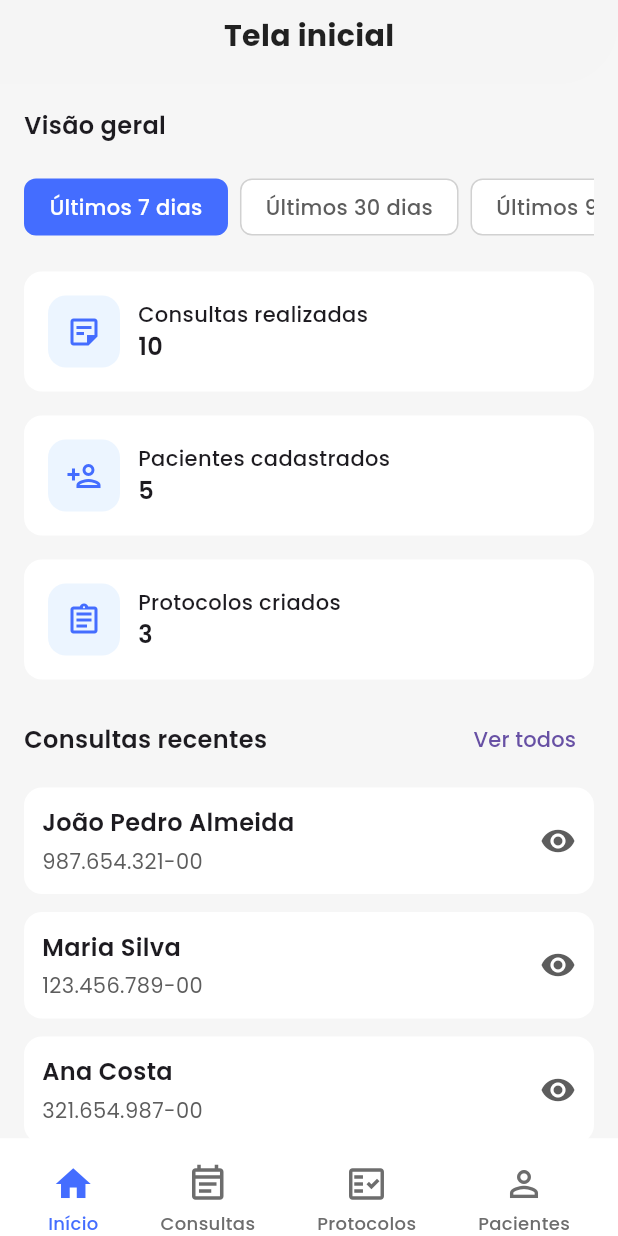
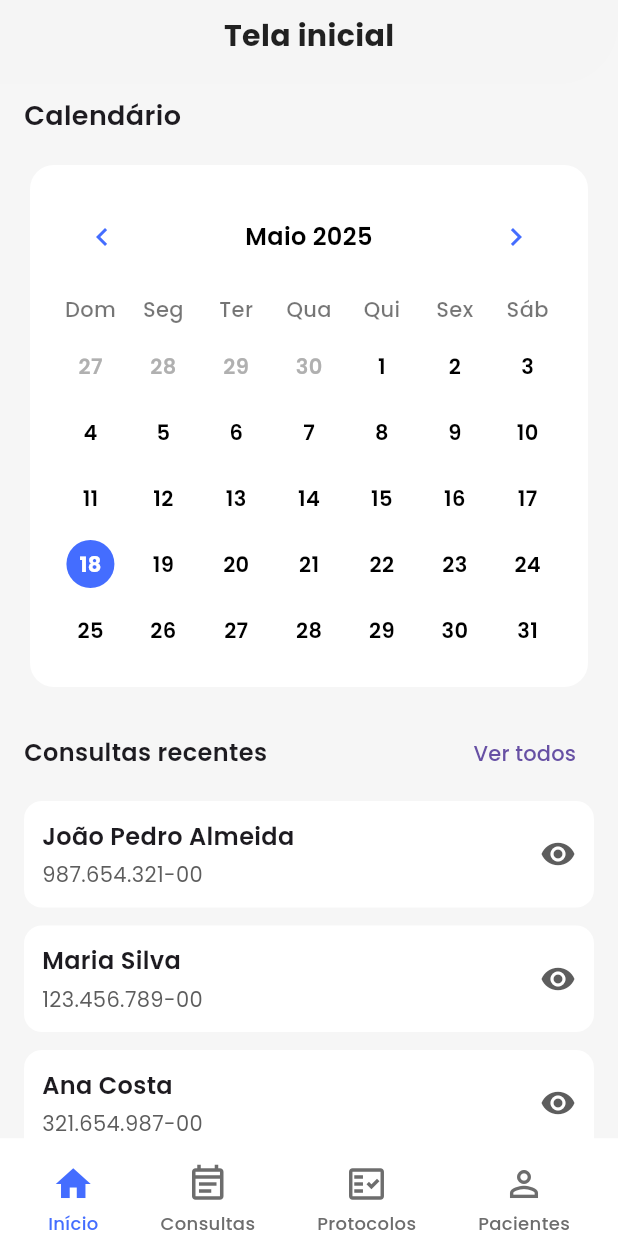
Before and after one commit to eljonathas/neuro_plus, a Flutter app: the screen it shows after launch, on a phone screen of 412 x 824 dp. Run offline on Flutter 3.47's test engine with Material 3 defaults, Android fonts, the phone set to English and light mode, and no system bars; drawn by our look-alikes of table_calendar; our stand-ins replace google_fonts.

Commit message:
feat: implement main layout and custom calendar widget; refactor home screen

```diff
--- /dev/null
+++ b/lib/core/main_layout.dart
@@ -0,0 +1,38 @@
+import 'package:flutter/material.dart';
+import 'package:neuro_plus/core/widgets/bottom_nav_bar.dart';
+import 'package:neuro_plus/core/widgets/custom_app_bar.dart';
+
+class MainLayout extends StatelessWidget {
+  final Widget child;
+  final String title;
+  final int navIndex;
+  final ValueChanged<int> onNavTap;
+  final bool isBackButtonVisible;
+  final EdgeInsets padding;
+
+  const MainLayout({
+    super.key,
+    this.isBackButtonVisible = false,
+    this.padding = const EdgeInsets.symmetric(horizontal: 16, vertical: 8),
+    required this.child,
+    required this.title,
+    required this.navIndex,
+    required this.onNavTap,
+  });
+
+  @override
+  Widget build(BuildContext context) {
+    return Scaffold(
+      appBar: CustomAppBar(
+        title: title,
+        onBack: () => Navigator.of(context).pop(),
+        isBackButtonVisible: isBackButtonVisible,
+      ),
+      body: SingleChildScrollView(padding: padding, child: child),
+      bottomNavigationBar: CustomBottomNavBar(
+        currentIndex: navIndex,
+        onTap: onNavTap,
+      ),
+    );
+  }
+}
--- /dev/null
+++ b/lib/core/widgets/custom_calendar.dart
@@ -0,0 +1,99 @@
+import 'package:flutter/material.dart';
+import 'package:intl/intl.dart';
+import 'package:neuro_plus/core/config/theme.dart';
+import 'package:table_calendar/table_calendar.dart';
+
+class CustomCalendar extends StatelessWidget {
+  final DateTime selectedDate;
+  final void Function(DateTime) onDateSelected;
+
+  const CustomCalendar({
+    super.key,
+    required this.selectedDate,
+    required this.onDateSelected,
+  });
+
+  @override
+  Widget build(BuildContext context) {
+    return Card(
+      color: Colors.white,
+      shape: RoundedRectangleBorder(borderRadius: BorderRadius.circular(16)),
+      elevation: 0,
+      child: Padding(
+        padding: const EdgeInsets.all(16),
+        child: TableCalendar(
+          locale: 'pt_BR',
+          firstDay: DateTime.utc(2020, 1, 1),
+          lastDay: DateTime.utc(2030, 12, 31),
+          focusedDay: selectedDate,
+          selectedDayPredicate: (day) => isSameDay(day, selectedDate),
+          onDaySelected: (day, _) => onDateSelected(day),
+          calendarFormat: CalendarFormat.month,
+          daysOfWeekHeight: 32,
+          rowHeight: 44,
+          headerStyle: HeaderStyle(
+            formatButtonVisible: false,
+            titleCentered: true,
+            titleTextFormatter: (date, locale) {
+              final raw = DateFormat(
+                'MMMM yyyy',
+                locale.toString(),
+              ).format(date);
+              return raw[0].toUpperCase() + raw.substring(1);
+            },
+            titleTextStyle: TextStyle(
+              fontSize: 16,
+              fontWeight: FontWeight.w600,
+              color: AppColors.gray[950],
+            ),
+            leftChevronIcon: Icon(
+              Icons.chevron_left,
+              color: AppColors.blueRibbon[500],
+            ),
+            rightChevronIcon: Icon(
+              Icons.chevron_right,
+              color: AppColors.blueRibbon[500],
+            ),
+          ),
+          calendarStyle: CalendarStyle(
+            isTodayHighlighted: false,
+            selectedDecoration: BoxDecoration(
+              color: AppColors.blueRibbon[500],
+              shape: BoxShape.circle,
+            ),
+            selectedTextStyle: const TextStyle(
+              color: Colors.white,
+              fontWeight: FontWeight.bold,
+            ),
+            weekendTextStyle: TextStyle(
+              color: AppColors.gray[950],
+              fontWeight: FontWeight.w600,
+            ),
+            defaultTextStyle: TextStyle(
+              color: AppColors.gray[950],
+              fontWeight: FontWeight.w600,
+            ),
+            outsideTextStyle: TextStyle(
+              color: AppColors.gray[300],
+              fontWeight: FontWeight.w600,
+            ),
+          ),
+          calendarBuilders: CalendarBuilders(
+            dowBuilder: (context, day) {
+              const labels = ['Dom', 'Seg', 'Ter', 'Qua', 'Qui', 'Sex', 'Sáb'];
+              return Center(
+                child: Text(
+                  labels[day.weekday % 7],
+                  style: const TextStyle(
+                    fontWeight: FontWeight.w500,
+                    color: Colors.black54,
+                  ),
+                ),
+              );
+            },
+          ),
+        ),
+      ),
+    );
+  }
+}
--- a/lib/features/home/home_page.dart
+++ /dev/null
@@ -1,98 +0,0 @@
-import 'package:flutter/material.dart';
-
-import '../../core/widgets/custom_app_bar.dart';
-import 'widgets/segment_control.dart';
-import 'widgets/stats_card.dart';
-import 'widgets/recent_item.dart';
-import '../../core/widgets/bottom_nav_bar.dart';
-
-class HomeScreen extends StatefulWidget {
-  const HomeScreen({super.key});
-
-  @override
-  State<HomeScreen> createState() => _HomeScreenState();
-}
-
-class _HomeScreenState extends State<HomeScreen> {
-  int _selectedSegment = 0;
-  int _navIndex = 0;
-
-  final _ranges = ['Últimos 7 dias', 'Últimos 30 dias', 'Últimos 90 dias'];
-
-  @override
-  Widget build(BuildContext context) {
-    return Scaffold(
-      appBar: CustomAppBar(
-        title: 'Tela inicial',
-        onBack: () => Navigator.of(context).pop(),
-        isBackButtonVisible: false,
-      ),
-      body: SingleChildScrollView(
-        padding: const EdgeInsets.all(16),
-        child: Column(
-          crossAxisAlignment: CrossAxisAlignment.start,
-          children: [
-            const Text(
-              'Visão geral',
-              style: TextStyle(fontSize: 16, fontWeight: FontWeight.w600),
-            ),
-            const SizedBox(height: 16),
-            SegmentControl(
-              segments: _ranges,
-              selectedIndex: _selectedSegment,
-              onValueChanged: (i) => setState(() => _selectedSegment = i),
-            ),
-            const SizedBox(height: 16),
-            Wrap(
-              spacing: 16,
-              runSpacing: 16,
-              children: [
-                StatsCard(
-                  icon: Icons.sticky_note_2_outlined,
-                  label: 'Consultas realizadas',
-                  count: '10',
-                ),
-                StatsCard(
-                  icon: Icons.person_add_outlined,
-                  label: 'Pacientes cadastrados',
-                  count: '5',
-                ),
-                StatsCard(
-                  icon: Icons.assignment_outlined,
-                  label: 'Protocolos criados',
-                  count: '3',
-                ),
-              ],
-            ),
-            const SizedBox(height: 16),
-            Row(
-              mainAxisAlignment: MainAxisAlignment.spaceBetween,
-              children: [
-                const Text(
-                  'Consultas recentes',
-                  style: TextStyle(fontSize: 16, fontWeight: FontWeight.w600),
-                ),
-                TextButton(onPressed: () {}, child: const Text('Ver todos')),
-              ],
-            ),
-            const SizedBox(height: 8),
-            Column(
-              children: const [
-                RecentItem(
-                  title: 'João Pedro Almeida',
-                  subtitle: '987.654.321-00',
-                ),
-                RecentItem(title: 'Maria Silva', subtitle: '123.456.789-00'),
-                RecentItem(title: 'Ana Costa', subtitle: '321.654.987-00'),
-              ],
-            ),
-          ],
-        ),
-      ),
-      bottomNavigationBar: CustomBottomNavBar(
-        currentIndex: _navIndex,
-        onTap: (i) => setState(() => _navIndex = i),
-      ),
-    );
-  }
-}
--- a/lib/features/home/widgets/segment_control.dart
+++ /dev/null
@@ -1,55 +0,0 @@
-import 'package:flutter/material.dart';
-import '../../../core/config/theme.dart';
-
-class SegmentControl extends StatelessWidget {
-  final List<String> segments;
-  final int selectedIndex;
-  final ValueChanged<int> onValueChanged;
-
-  const SegmentControl({
-    Key? key,
-    required this.segments,
-    required this.selectedIndex,
-    required this.onValueChanged,
-  }) : super(key: key);
-
-  @override
-  Widget build(BuildContext context) {
-    return SingleChildScrollView(
-      scrollDirection: Axis.horizontal,
-      padding: const EdgeInsets.symmetric(vertical: 8),
-      child: Row(
-        children: List.generate(segments.length, (i) {
-          final bool isActive = i == selectedIndex;
-          return Padding(
-            padding: EdgeInsets.only(right: i == segments.length - 1 ? 0 : 8),
-            child: GestureDetector(
-              onTap: () => onValueChanged(i),
-              child: Container(
-                padding: const EdgeInsets.symmetric(
-                  vertical: 8,
-                  horizontal: 16,
-                ),
-                decoration: BoxDecoration(
-                  color: isActive ? AppColors.primarySwatch : Colors.white,
-                  borderRadius: BorderRadius.circular(8),
-                  border: Border.all(
-                    color: isActive ? Colors.transparent : AppColors.gray[200]!,
-                  ),
-                ),
-                child: Text(
-                  segments[i],
-                  style: TextStyle(
-                    fontSize: 14,
-                    fontWeight: FontWeight.w500,
-                    color: isActive ? Colors.white : AppColors.gray[600],
-                  ),
-                ),
-              ),
-            ),
-          );
-        }),
-      ),
-    );
-  }
-}
--- a/lib/main.dart
+++ b/lib/main.dart
@@ -1,9 +1,12 @@
 import 'package:flutter/material.dart';
+import 'package:intl/date_symbol_data_local.dart';
 import 'core/config/theme.dart';
-import 'features/home/home_page.dart';
+import 'screens/home/home_page.dart';
 
 void main() {
-  runApp(const MyApp());
+  initializeDateFormatting('pt_BR', null).then((_) {
+    runApp(const MyApp());
+  });
 }
 
 class MyApp extends StatelessWidget {
--- /dev/null
+++ b/lib/screens/home/home_page.dart
@@ -0,0 +1,71 @@
+import 'package:flutter/material.dart';
+import 'package:neuro_plus/core/main_layout.dart';
+import 'package:neuro_plus/core/widgets/custom_calendar.dart';
+
+import 'widgets/recent_item.dart';
+
+class HomeScreen extends StatefulWidget {
+  const HomeScreen({super.key});
+
+  @override
+  State<HomeScreen> createState() => _HomeScreenState();
+}
+
+class _HomeScreenState extends State<HomeScreen> {
+  int navIndex = 0;
+  DateTime selectedDate = DateTime.now();
+
+  @override
+  Widget build(BuildContext context) {
+    return MainLayout(
+      title: "Tela inicial",
+      navIndex: navIndex,
+      child: Column(
+        crossAxisAlignment: CrossAxisAlignment.start,
+        children: [
+          const Text(
+            'Calendário',
+            style: TextStyle(fontSize: 18, fontWeight: FontWeight.w600),
+          ),
+          const SizedBox(height: 16),
+          CustomCalendar(
+            selectedDate: selectedDate,
+            onDateSelected: (date) {
+              setState(() {
+                selectedDate = date;
+              });
+            },
+          ),
+          const SizedBox(height: 16),
+          Row(
+            mainAxisAlignment: MainAxisAlignment.spaceBetween,
+            children: [
+              const Text(
+                'Consultas recentes',
+                style: TextStyle(fontSize: 16, fontWeight: FontWeight.w600),
+              ),
+              TextButton(onPressed: () {}, child: const Text('Ver todos')),
+            ],
+          ),
+          const SizedBox(height: 8),
+          Column(
+            children: const [
+              RecentItem(
+                title: 'João Pedro Almeida',
+                subtitle: '987.654.321-00',
+              ),
+              RecentItem(title: 'Maria Silva', subtitle: '123.456.789-00'),
+              RecentItem(title: 'Ana Costa', subtitle: '321.654.987-00'),
+            ],
+          ),
+        ],
+      ),
+
+      onNavTap: (index) {
+        setState(() {
+          navIndex = index;
+        });
+      },
+    );
+  }
+}
--- a/pubspec.yaml
+++ b/pubspec.yaml
@@ -35,6 +35,8 @@ dependencies:
   # Use with the CupertinoIcons class for iOS style icons.
   cupertino_icons: ^1.0.8
   google_fonts: ^4.0.3
+  table_calendar: ^3.2.0
+  intl: ^0.20.2
 
 dev_dependencies:
   flutter_test:
```
Also changed, not shown: lib/screens/home/widgets/recent_item.dart (renamed from lib/features/home/widgets/recent_item.dart), lib/screens/home/widgets/stats_card.dart (renamed from lib/features/home/widgets/stats_card.dart), pubspec.lock.
